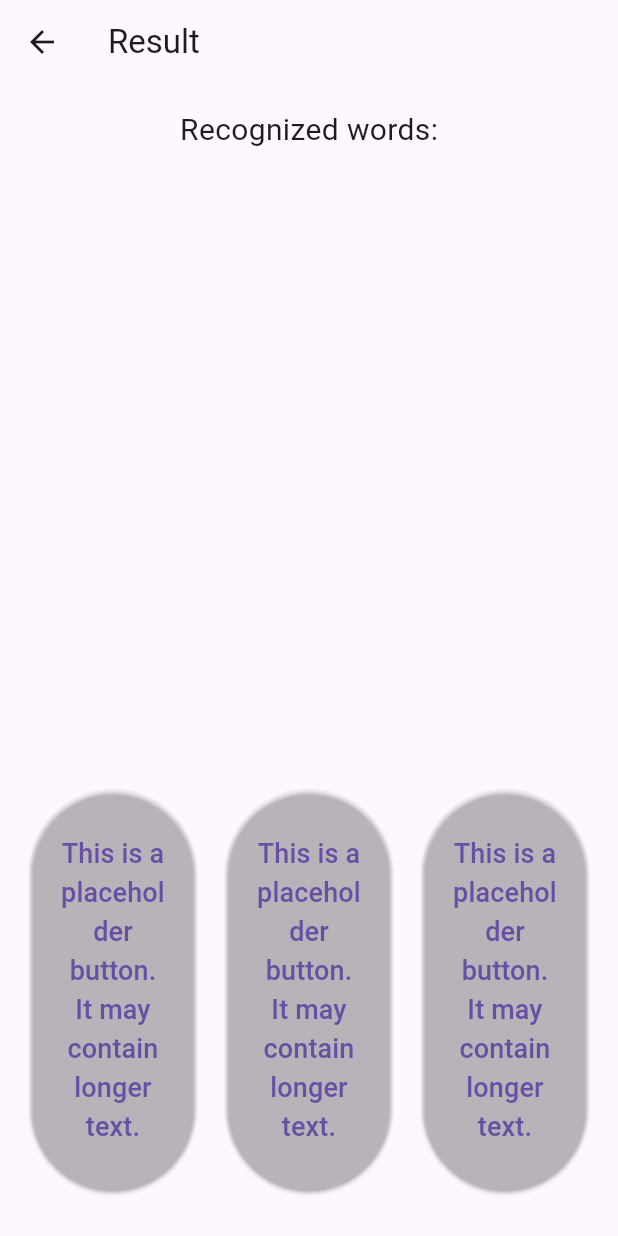
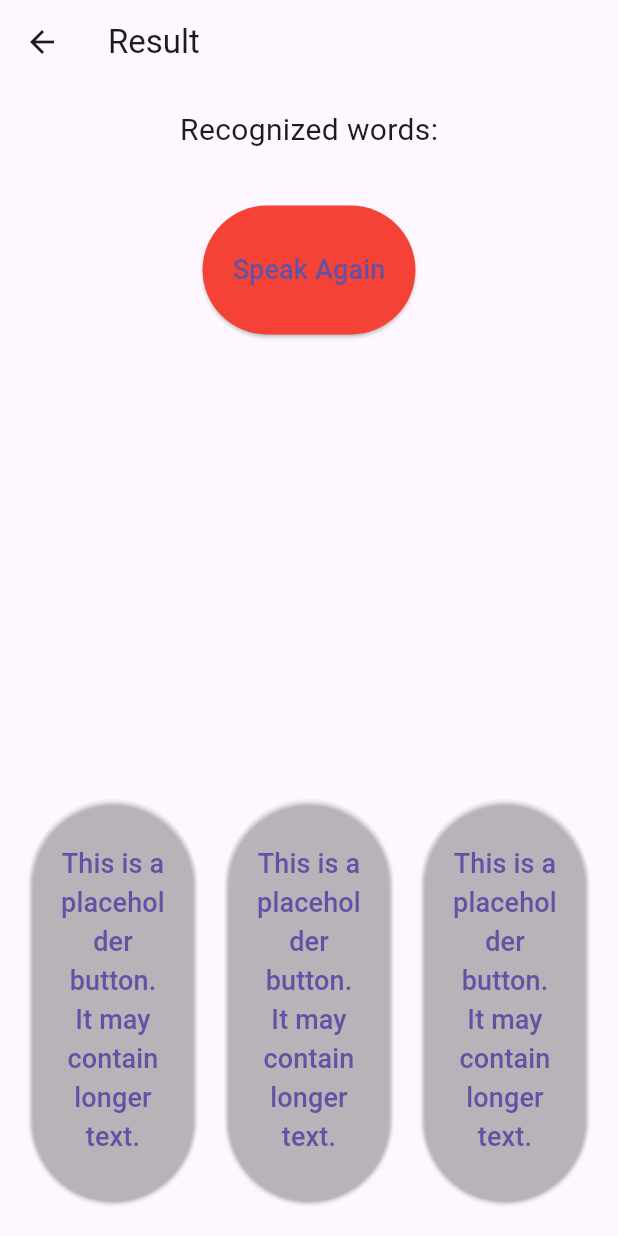
Before and after one commit to calebjyang/BabelAI, a Flutter app: the ResultPage screen opened directly with empty values, on a phone screen of 412 x 824 dp. Run offline on Flutter 3.47's test engine with Material 3 defaults, Android fonts, the phone set to English and light mode, and no system bars; our stand-ins replace google_generative_ai, googleapis_auth, speech_to_text; missing offline and left inert: googleapis; key blocks and very long unbroken strings in the code were emptied for the run.

Commit message:
speak again button centered

```diff
--- a/lib/main.dart
+++ b/lib/main.dart
@@ -157,6 +157,22 @@
             ),
           ),
           SizedBox(height: 20),
+          Center(
+                  child: ElevatedButton(
+                    onPressed: () {
+                      Navigator.pop(context); // Navigate back to the previous page
+                    },
+                    style: ElevatedButton.styleFrom(
+                      backgroundColor: Colors.red, // Change button color to red
+                      padding: EdgeInsets.symmetric(vertical: 30, horizontal: 20),
+                    ),
+                    child: Text(
+                      'Speak Again',
+                      style: TextStyle(fontSize: 18),
+                    )
+                  )
+                ),
+          SizedBox(height: 300),
           Padding(
             padding:
                 const EdgeInsets.symmetric(horizontal: 20.0, vertical: 10.0),
@@ -216,6 +232,7 @@
                     ),
                   ),
                 ),
+                SizedBox(height: 20),
               ],
             ),
           ),
```
